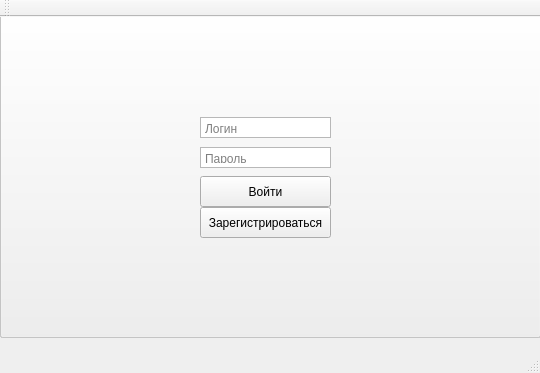
This is untitled/mainwindow.ui in DaYmiHn/magaz_lubkin as Qt 5 draws it before an edit. The edited form follows.
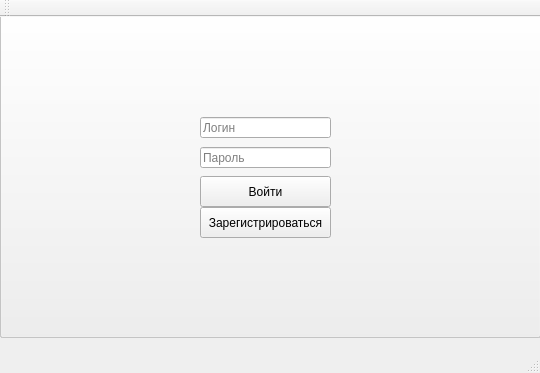
This is the edited form.

Diff of the .ui file:
```diff
--- a/untitled/mainwindow.ui
+++ b/untitled/mainwindow.ui
@@ -59,57 +59,6 @@
      <string>Войти</string>
     </property>
    </widget>
-   <widget class="QTextEdit" name="textEdit">
-    <property name="geometry">
-     <rect>
-      <x>200</x>
-      <y>100</y>
-      <width>131</width>
-      <height>21</height>
-     </rect>
-    </property>
-    <property name="cursor" stdset="0">
-     <cursorShape>IBeamCursor</cursorShape>
-    </property>
-    <property name="autoFillBackground">
-     <bool>false</bool>
-    </property>
-    <property name="verticalScrollBarPolicy">
-     <enum>Qt::ScrollBarAlwaysOff</enum>
-    </property>
-    <property name="horizontalScrollBarPolicy">
-     <enum>Qt::ScrollBarAlwaysOff</enum>
-    </property>
-    <property name="html">
-     <string>&lt;!DOCTYPE HTML PUBLIC &quot;-//W3C//DTD HTML 4.0//EN&quot; &quot;http://www.w3.org/TR/REC-html40/strict.dtd&quot;&gt;
-&lt;html&gt;&lt;head&gt;&lt;meta name=&quot;qrichtext&quot; content=&quot;1&quot; /&gt;&lt;style type=&quot;text/css&quot;&gt;
-p, li { white-space: pre-wrap; }
-&lt;/style&gt;&lt;/head&gt;&lt;body style=&quot; font-family:'MS Shell Dlg 2'; font-size:8.25pt; font-weight:400; font-style:normal;&quot;&gt;
-&lt;p style=&quot;-qt-paragraph-type:empty; margin-top:0px; margin-bottom:0px; margin-left:0px; margin-right:0px; -qt-block-indent:0; text-indent:0px; font-size:8pt;&quot;&gt;&lt;br /&gt;&lt;/p&gt;&lt;/body&gt;&lt;/html&gt;</string>
-    </property>
-    <property name="placeholderText">
-     <string>Логин</string>
-    </property>
-   </widget>
-   <widget class="QTextEdit" name="textEdit_2">
-    <property name="geometry">
-     <rect>
-      <x>200</x>
-      <y>130</y>
-      <width>131</width>
-      <height>21</height>
-     </rect>
-    </property>
-    <property name="verticalScrollBarPolicy">
-     <enum>Qt::ScrollBarAlwaysOff</enum>
-    </property>
-    <property name="horizontalScrollBarPolicy">
-     <enum>Qt::ScrollBarAlwaysOff</enum>
-    </property>
-    <property name="placeholderText">
-     <string>Пароль</string>
-    </property>
-   </widget>
    <widget class="QPushButton" name="pushButton_3">
     <property name="geometry">
      <rect>
@@ -200,6 +149,41 @@
      <string>Выполнить</string>
     </property>
    </widget>
+   <widget class="QLineEdit" name="lineEdit">
+    <property name="geometry">
+     <rect>
+      <x>200</x>
+      <y>100</y>
+      <width>131</width>
+      <height>21</height>
+     </rect>
+    </property>
+    <property name="inputMask">
+     <string/>
+    </property>
+    <property name="text">
+     <string/>
+    </property>
+    <property name="placeholderText">
+     <string>Логин</string>
+    </property>
+   </widget>
+   <widget class="QLineEdit" name="lineEdit_2">
+    <property name="geometry">
+     <rect>
+      <x>200</x>
+      <y>130</y>
+      <width>131</width>
+      <height>21</height>
+     </rect>
+    </property>
+    <property name="inputMask">
+     <string/>
+    </property>
+    <property name="placeholderText">
+     <string>Пароль</string>
+    </property>
+   </widget>
    <zorder>tableWidget</zorder>
    <zorder>pushButton_4</zorder>
    <zorder>pushButton_5</zorder>
@@ -208,9 +192,9 @@
    <zorder>pushButton_7</zorder>
    <zorder>pushButton</zorder>
    <zorder>pushButton_2</zorder>
-   <zorder>textEdit</zorder>
-   <zorder>textEdit_2</zorder>
    <zorder>pushButton_3</zorder>
+   <zorder>lineEdit</zorder>
+   <zorder>lineEdit_2</zorder>
   </widget>
   <widget class="QMenuBar" name="menuBar">
    <property name="geometry">
```
